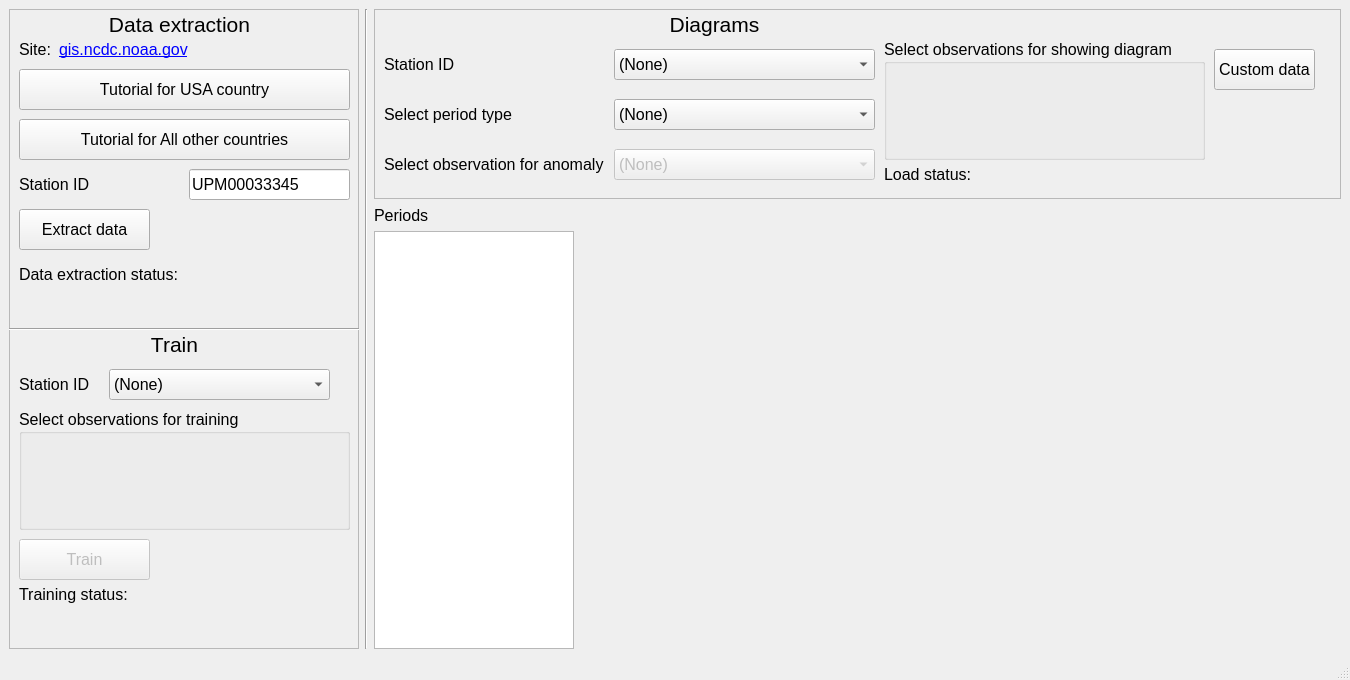
symphony-of-nirfolio/Signal-anomaly-detection, file gui/pyqt5_design_resizable.ui: the form before one commit.
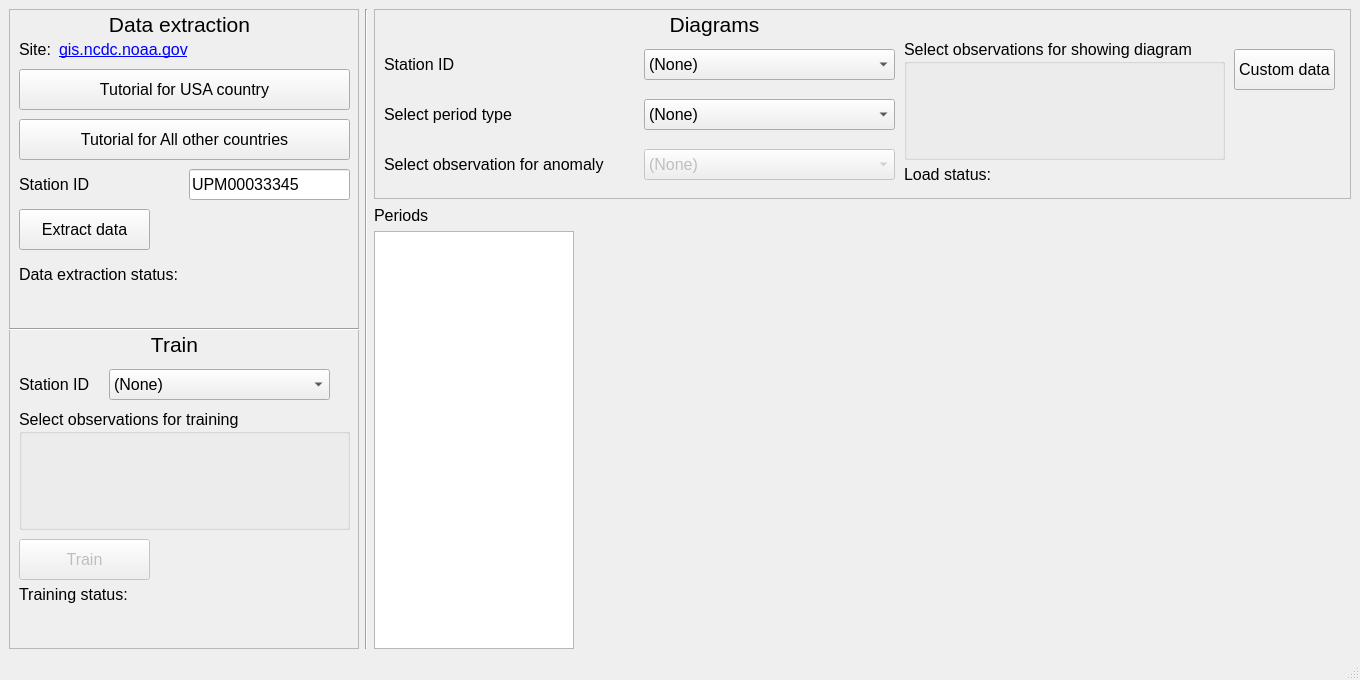
The form after the commit.

Commit message: CAdded mimor ui changes

```diff
--- a/gui/pyqt5_design_resizable.ui
+++ b/gui/pyqt5_design_resizable.ui
@@ -6,7 +6,7 @@
    <rect>
     <x>0</x>
     <y>0</y>
-    <width>1350</width>
+    <width>1360</width>
     <height>680</height>
    </rect>
   </property>
@@ -405,7 +405,7 @@
           </property>
           <property name="minimumSize">
            <size>
-            <width>720</width>
+            <width>973</width>
             <height>190</height>
            </size>
           </property>
@@ -426,7 +426,7 @@
             <rect>
              <x>10</x>
              <y>90</y>
-             <width>131</width>
+             <width>261</width>
              <height>31</height>
             </rect>
            </property>
@@ -442,7 +442,7 @@
           <widget class="QGroupBox" name="select_diagram_observations_group_box">
            <property name="geometry">
             <rect>
-             <x>510</x>
+             <x>530</x>
              <y>30</y>
              <width>321</width>
              <height>121</height>
@@ -471,9 +471,9 @@
           <widget class="QComboBox" name="select_period_type_combo_box">
            <property name="geometry">
             <rect>
-             <x>240</x>
+             <x>270</x>
              <y>90</y>
-             <width>261</width>
+             <width>251</width>
              <height>31</height>
             </rect>
            </property>
@@ -534,7 +534,7 @@
             <rect>
              <x>10</x>
              <y>40</y>
-             <width>81</width>
+             <width>261</width>
              <height>31</height>
             </rect>
            </property>
@@ -550,9 +550,9 @@
           <widget class="QComboBox" name="select_station_id_for_diagram_combo_box">
            <property name="geometry">
             <rect>
-             <x>240</x>
+             <x>270</x>
              <y>40</y>
-             <width>261</width>
+             <width>251</width>
              <height>31</height>
             </rect>
            </property>
@@ -573,9 +573,9 @@
            </property>
            <property name="geometry">
             <rect>
-             <x>240</x>
+             <x>270</x>
              <y>140</y>
-             <width>261</width>
+             <width>251</width>
              <height>31</height>
             </rect>
            </property>
@@ -595,7 +595,7 @@
             <rect>
              <x>10</x>
              <y>140</y>
-             <width>221</width>
+             <width>261</width>
              <height>31</height>
             </rect>
            </property>
@@ -611,9 +611,9 @@
           <widget class="QLabel" name="load_status_value_label">
            <property name="geometry">
             <rect>
-             <x>600</x>
+             <x>650</x>
              <y>150</y>
-             <width>321</width>
+             <width>311</width>
              <height>31</height>
             </rect>
            </property>
@@ -629,7 +629,7 @@
           <widget class="QLabel" name="load_status_text_label">
            <property name="geometry">
             <rect>
-             <x>510</x>
+             <x>530</x>
              <y>150</y>
              <width>181</width>
              <height>31</height>
@@ -647,7 +647,7 @@
           <widget class="QPushButton" name="custom_data_push_button">
            <property name="geometry">
             <rect>
-             <x>840</x>
+             <x>860</x>
              <y>40</y>
              <width>101</width>
              <height>41</height>
```
The commit also changes 4 other files.
